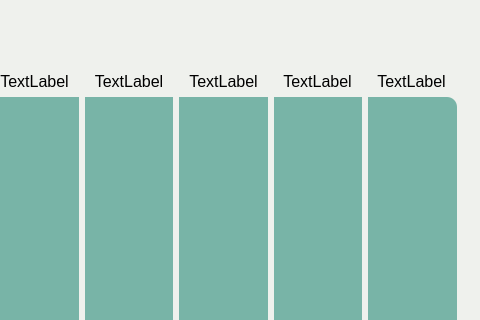
This is studly/scheduleClassTeacher.ui in MykytaKa/MVP_Studly_Product as Qt 5 draws it before an edit; both pictures show x 222 to 702 and y 0 to 320 of the 702 by 435 pixel window. The edited form follows.
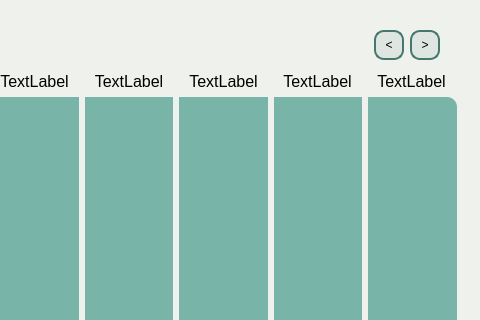
This is the edited form.

Commit message: add buttons to change weeks on schedule

Diff of the .ui file:
```diff
--- a/studly/scheduleClassTeacher.ui
+++ b/studly/scheduleClassTeacher.ui
@@ -43,19 +43,92 @@
         <property name="bottomMargin">
          <number>0</number>
         </property>
-        <item row="1" column="2">
-         <spacer name="horizontalSpacer">
+        <item row="1" column="3">
+         <widget class="QPushButton" name="dateBack">
+          <property name="sizePolicy">
+           <sizepolicy hsizetype="Fixed" vsizetype="Fixed">
+            <horstretch>0</horstretch>
+            <verstretch>0</verstretch>
+           </sizepolicy>
+          </property>
+          <property name="minimumSize">
+           <size>
+            <width>30</width>
+            <height>30</height>
+           </size>
+          </property>
+          <property name="maximumSize">
+           <size>
+            <width>30</width>
+            <height>30</height>
+           </size>
+          </property>
+          <property name="cursor">
+           <cursorShape>PointingHandCursor</cursorShape>
+          </property>
+          <property name="styleSheet">
+           <string notr="true">border-radius: 10px;
+border-style: solid;
+background-color: rgba(69, 119, 108, 25);
+border-color: rgb(69, 119, 108);
+border-width: 2px;</string>
+          </property>
+          <property name="text">
+           <string>&lt;</string>
+          </property>
+         </widget>
+        </item>
+        <item row="0" column="1">
+         <spacer name="verticalSpacer_3">
           <property name="orientation">
-           <enum>Qt::Horizontal</enum>
+           <enum>Qt::Vertical</enum>
+          </property>
+          <property name="sizeType">
+           <enum>QSizePolicy::Fixed</enum>
           </property>
           <property name="sizeHint" stdset="0">
            <size>
-            <width>40</width>
-            <height>20</height>
+            <width>20</width>
+            <height>13</height>
            </size>
           </property>
          </spacer>
         </item>
+        <item row="1" column="4">
+         <widget class="QPushButton" name="dateForward">
+          <property name="sizePolicy">
+           <sizepolicy hsizetype="Fixed" vsizetype="Fixed">
+            <horstretch>0</horstretch>
+            <verstretch>0</verstretch>
+           </sizepolicy>
+          </property>
+          <property name="minimumSize">
+           <size>
+            <width>30</width>
+            <height>30</height>
+           </size>
+          </property>
+          <property name="maximumSize">
+           <size>
+            <width>30</width>
+            <height>30</height>
+           </size>
+          </property>
+          <property name="cursor">
+           <cursorShape>PointingHandCursor</cursorShape>
+          </property>
+          <property name="styleSheet">
+           <string notr="true">border-radius: 10px;
+border-style: solid;
+background-color: rgba(69, 119, 108, 25);
+border-color: rgb(69, 119, 108);
+border-width: 2px;</string>
+          </property>
+          <property name="text">
+           <string>&gt;</string>
+          </property>
+         </widget>
+        </item>
         <item row="1" column="1">
          <widget class="QPushButton" name="createMeetButton">
           <property name="sizePolicy">
@@ -101,7 +174,36 @@
           </property>
          </spacer>
         </item>
-        <item row="3" column="0" colspan="3">
+        <item row="1" column="2">
+         <spacer name="horizontalSpacer">
+          <property name="orientation">
+           <enum>Qt::Horizontal</enum>
+          </property>
+          <property name="sizeHint" stdset="0">
+           <size>
+            <width>40</width>
+            <height>20</height>
+           </size>
+          </property>
+         </spacer>
+        </item>
+        <item row="1" column="5">
+         <spacer name="horizontalSpacer_2">
+          <property name="orientation">
+           <enum>Qt::Horizontal</enum>
+          </property>
+          <property name="sizeType">
+           <enum>QSizePolicy::Fixed</enum>
+          </property>
+          <property name="sizeHint" stdset="0">
+           <size>
+            <width>20</width>
+            <height>20</height>
+           </size>
+          </property>
+         </spacer>
+        </item>
+        <item row="3" column="0" colspan="6">
          <layout class="QGridLayout" name="daysContainer">
           <property name="rightMargin">
            <number>9</number>
@@ -261,8 +363,8 @@
               <rect>
                <x>0</x>
                <y>0</y>
-               <width>663</width>
-               <height>302</height>
+               <width>657</width>
+               <height>293</height>
               </rect>
              </property>
              <layout class="QVBoxLayout" name="verticalLayout">
@@ -604,22 +706,6 @@
           </item>
          </layout>
         </item>
-        <item row="0" column="1">
-         <spacer name="verticalSpacer_3">
-          <property name="orientation">
-           <enum>Qt::Vertical</enum>
-          </property>
-          <property name="sizeType">
-           <enum>QSizePolicy::Fixed</enum>
-          </property>
-          <property name="sizeHint" stdset="0">
-           <size>
-            <width>20</width>
-            <height>13</height>
-           </size>
-          </property>
-         </spacer>
-        </item>
        </layout>
       </widget>
      </item>
```
The commit also changes 9 other files.
